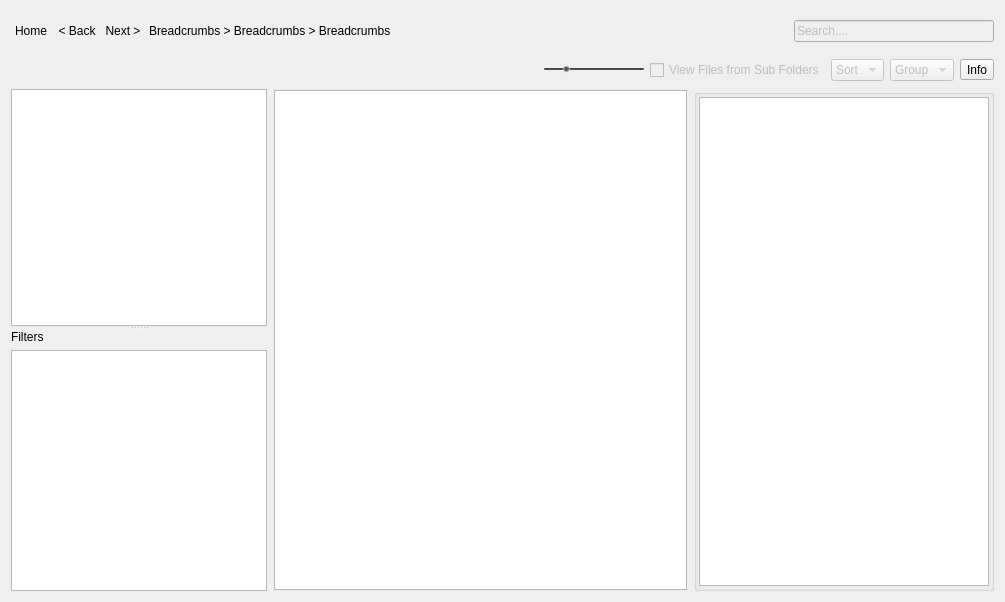
shotgunsoftware/tk-multi-loader2, file resources/dialog.ui: the form before one commit.
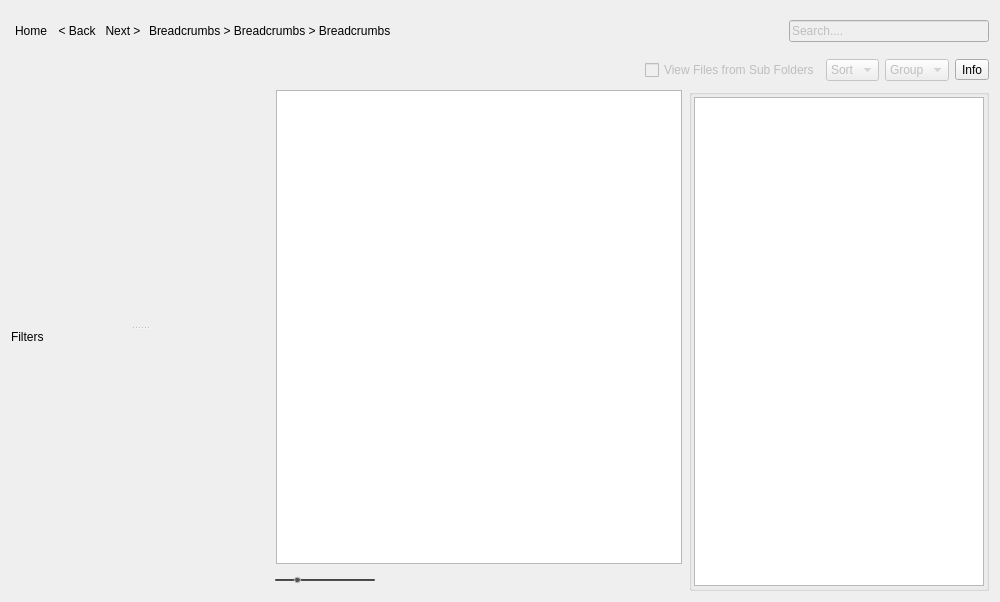
The form after the commit. The open tabs and pages were chosen to show the change. Icons and pictures are not drawn.

Patch:
```diff
--- a/resources/dialog.ui
+++ b/resources/dialog.ui
@@ -6,7 +6,7 @@
    <rect>
     <x>0</x>
     <y>0</y>
-    <width>1005</width>
+    <width>1000</width>
     <height>602</height>
    </rect>
   </property>
@@ -158,58 +158,6 @@
          </property>
         </spacer>
        </item>
-       <item>
-        <widget class="QSlider" name="thumb_scale">
-         <property name="minimumSize">
-          <size>
-           <width>100</width>
-           <height>0</height>
-          </size>
-         </property>
-         <property name="maximumSize">
-          <size>
-           <width>100</width>
-           <height>16777215</height>
-          </size>
-         </property>
-         <property name="styleSheet">
-          <string notr="true">QSlider::groove:horizontal {
-     /*border: 1px solid #999999; */
-     height: 2px; /* the groove expands to the size of the slider by default. by giving it a height, it has a fixed size */
-     background: qlineargradient(x1:0, y1:0, x2:0, y2:1, stop:0 #3F3F3F, stop:1 #545454);
-     margin: 2px 0;
-     border-radius: 1px;
- }
-
- QSlider::handle:horizontal {
-     background: #545454;
-     border: 1px solid #B6B6B6;
-     width: 5px;
-     margin: -2px 0; /* handle is placed by default on the contents rect of the groove. Expand outside the groove */
-     border-radius: 3px;
- }
-</string>
-         </property>
-         <property name="minimum">
-          <number>50</number>
-         </property>
-         <property name="maximum">
-          <number>300</number>
-         </property>
-         <property name="value">
-          <number>100</number>
-         </property>
-         <property name="orientation">
-          <enum>Qt::Horizontal</enum>
-         </property>
-         <property name="invertedAppearance">
-          <bool>false</bool>
-         </property>
-         <property name="invertedControls">
-          <bool>false</bool>
-         </property>
-        </widget>
-       </item>
        <item>
         <widget class="QCheckBox" name="checkBox">
          <property name="enabled">
@@ -266,7 +214,29 @@
      <widget class="QWidget" name="layoutWidget">
       <layout class="QVBoxLayout" name="verticalLayout">
        <item>
+        <widget class="QStackedWidget" name="entity_widget">
+         <property name="currentIndex">
+          <number>0</number>
+         </property>
+         <widget class="QWidget" name="page">
+          <layout class="QVBoxLayout" name="verticalLayout_7">
+           <property name="margin">
+            <number>1</number>
+           </property>
+           <item>
         <widget class="QTreeView" name="entity_view">
+             <property name="editTriggers">
+              <set>QAbstractItemView::NoEditTriggers</set>
+             </property>
+             <property name="showDropIndicator" stdset="0">
+              <bool>false</bool>
+             </property>
+             <property name="iconSize">
+              <size>
+               <width>16</width>
+               <height>16</height>
+              </size>
+             </property>
          <property name="headerHidden">
           <bool>true</bool>
          </property>
@@ -274,6 +244,27 @@
        </item>
       </layout>
      </widget>
+         <widget class="QWidget" name="page_2">
+          <layout class="QVBoxLayout" name="verticalLayout_11">
+           <item>
+            <widget class="QLabel" name="details_list_spinner_3">
+             <property name="text">
+              <string/>
+             </property>
+             <property name="pixmap">
+              <pixmap resource="resources.qrc">:/res/progress_bar_1.png</pixmap>
+             </property>
+             <property name="alignment">
+              <set>Qt::AlignCenter</set>
+             </property>
+            </widget>
+           </item>
+          </layout>
+         </widget>
+        </widget>
+       </item>
+      </layout>
+     </widget>
      <widget class="QWidget" name="layoutWidget">
       <layout class="QVBoxLayout" name="verticalLayout_2">
        <item>
@@ -284,6 +275,16 @@
         </widget>
        </item>
        <item>
+        <widget class="QStackedWidget" name="filters_widget">
+         <property name="currentIndex">
+          <number>0</number>
+         </property>
+         <widget class="QWidget" name="page_3">
+          <layout class="QVBoxLayout" name="verticalLayout_6">
+           <property name="margin">
+            <number>1</number>
+           </property>
+           <item>
         <widget class="QListView" name="publish_type_list">
          <property name="editTriggers">
           <set>QAbstractItemView::NoEditTriggers</set>
@@ -301,9 +302,32 @@
        </item>
       </layout>
      </widget>
+         <widget class="QWidget" name="page_4">
+          <layout class="QVBoxLayout" name="verticalLayout_10">
+           <item>
+            <widget class="QLabel" name="details_list_spinner_2">
+             <property name="text">
+              <string/>
+             </property>
+             <property name="pixmap">
+              <pixmap resource="resources.qrc">:/res/progress_bar_1.png</pixmap>
+             </property>
+             <property name="alignment">
+              <set>Qt::AlignCenter</set>
+             </property>
+            </widget>
+           </item>
+          </layout>
+         </widget>
+        </widget>
+       </item>
+      </layout>
+     </widget>
     </widget>
    </item>
    <item row="2" column="1">
+    <layout class="QVBoxLayout" name="middle_area">
+     <item>
     <widget class="QStackedWidget" name="publish_widget">
      <property name="currentIndex">
       <number>0</number>
@@ -315,6 +339,9 @@
        </property>
        <item>
         <widget class="QListView" name="publish_list">
+           <property name="styleSheet">
+            <string notr="true"/>
+           </property>
          <property name="editTriggers">
           <set>QAbstractItemView::NoEditTriggers</set>
          </property>
@@ -359,6 +386,80 @@
      </widget>
     </widget>
    </item>
+     <item>
+      <layout class="QHBoxLayout" name="horizontalLayout_4">
+       <item>
+        <widget class="QSlider" name="thumb_scale">
+         <property name="minimumSize">
+          <size>
+           <width>100</width>
+           <height>0</height>
+          </size>
+         </property>
+         <property name="maximumSize">
+          <size>
+           <width>100</width>
+           <height>16777215</height>
+          </size>
+         </property>
+         <property name="toolTip">
+          <string>Thumbnail Size</string>
+         </property>
+         <property name="styleSheet">
+          <string notr="true">QSlider::groove:horizontal {
+     /*border: 1px solid #999999; */
+     height: 2px; /* the groove expands to the size of the slider by default. by giving it a height, it has a fixed size */
+     background: qlineargradient(x1:0, y1:0, x2:0, y2:1, stop:0 #3F3F3F, stop:1 #545454);
+     margin: 2px 0;
+     border-radius: 1px;
+ }
+
+ QSlider::handle:horizontal {
+     background: #545454;
+     border: 1px solid #B6B6B6;
+     width: 5px;
+     margin: -2px 0; /* handle is placed by default on the contents rect of the groove. Expand outside the groove */
+     border-radius: 3px;
+ }
+</string>
+         </property>
+         <property name="minimum">
+          <number>50</number>
+         </property>
+         <property name="maximum">
+          <number>300</number>
+         </property>
+         <property name="value">
+          <number>100</number>
+         </property>
+         <property name="orientation">
+          <enum>Qt::Horizontal</enum>
+         </property>
+         <property name="invertedAppearance">
+          <bool>false</bool>
+         </property>
+         <property name="invertedControls">
+          <bool>false</bool>
+         </property>
+        </widget>
+       </item>
+       <item>
+        <spacer name="horizontalSpacer_3">
+         <property name="orientation">
+          <enum>Qt::Horizontal</enum>
+         </property>
+         <property name="sizeHint" stdset="0">
+          <size>
+           <width>128</width>
+           <height>20</height>
+          </size>
+         </property>
+        </spacer>
+       </item>
+      </layout>
+     </item>
+    </layout>
+   </item>
    <item row="2" column="2">
     <widget class="QGroupBox" name="details">
      <property name="minimumSize">
```
Left out of the diff: 10 changed lines with no effect on the pictures. Lines whose indentation alone changed are shown as unchanged.
